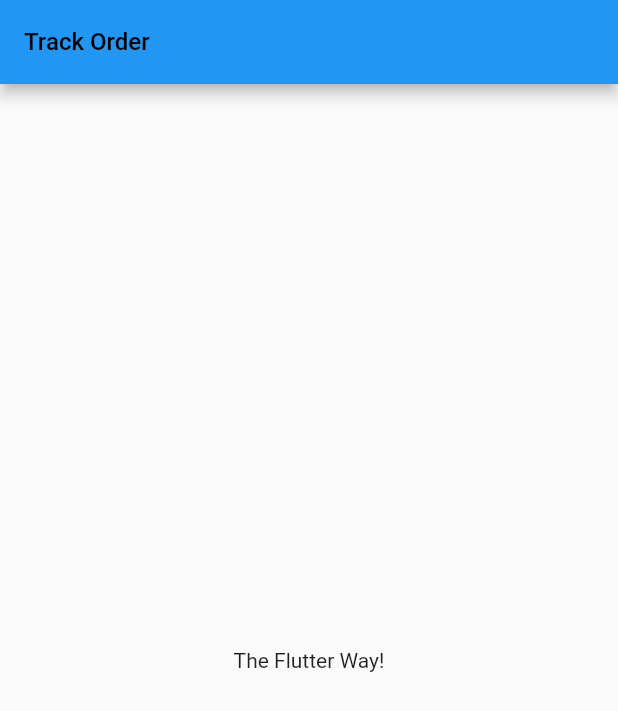
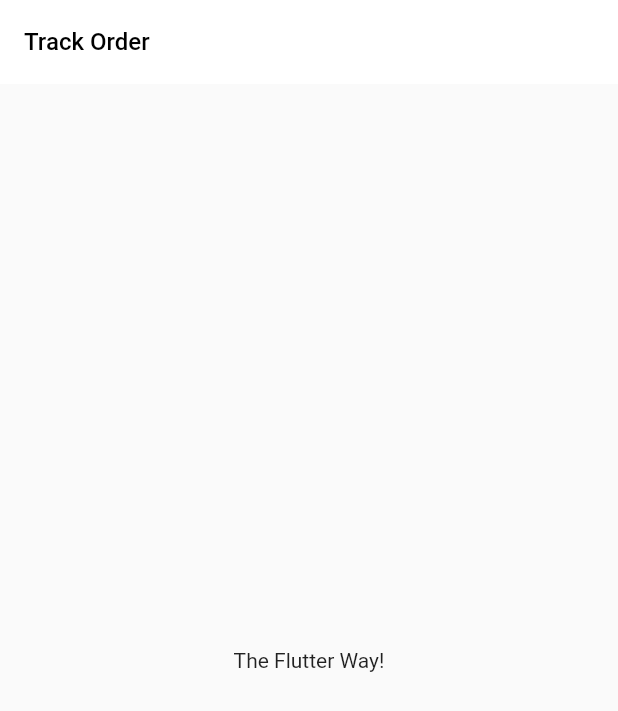
Before and after one commit to ayoisstillhere/live_location_app, a Flutter app: the screen it shows after launch, on a phone screen of 412 x 824 dp. Shown: the top 711 px of the screen. Run offline on Flutter 3.47's test engine with Material 2 defaults, Android fonts, the phone set to English and light mode, and no system bars; our stand-ins replace google_maps_flutter.

Commit message:
appbar theme

```diff
--- a/lib/main.dart
+++ b/lib/main.dart
@@ -12,7 +12,12 @@ class MyApp extends StatelessWidget {
   Widget build(BuildContext context) {
     return MaterialApp(
       debugShowCheckedModeBanner: false,
-      theme: ThemeData(),
+      theme: ThemeData(
+        appBarTheme: const AppBarTheme(
+          elevation: 0,
+          color: Colors.white,
+        ),
+      ),
       home: const OrderTrackingPage(),
     );
   }
```
